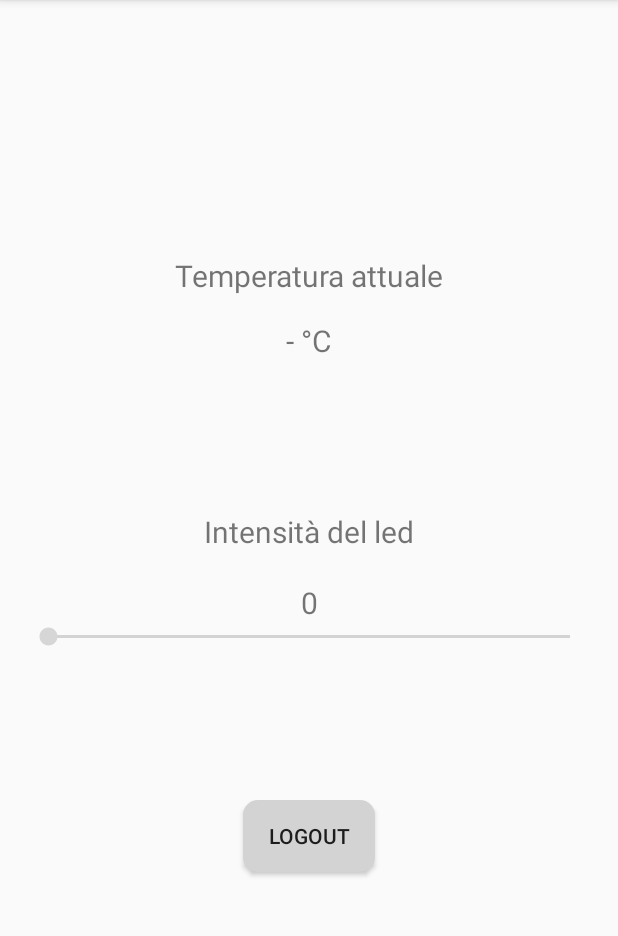
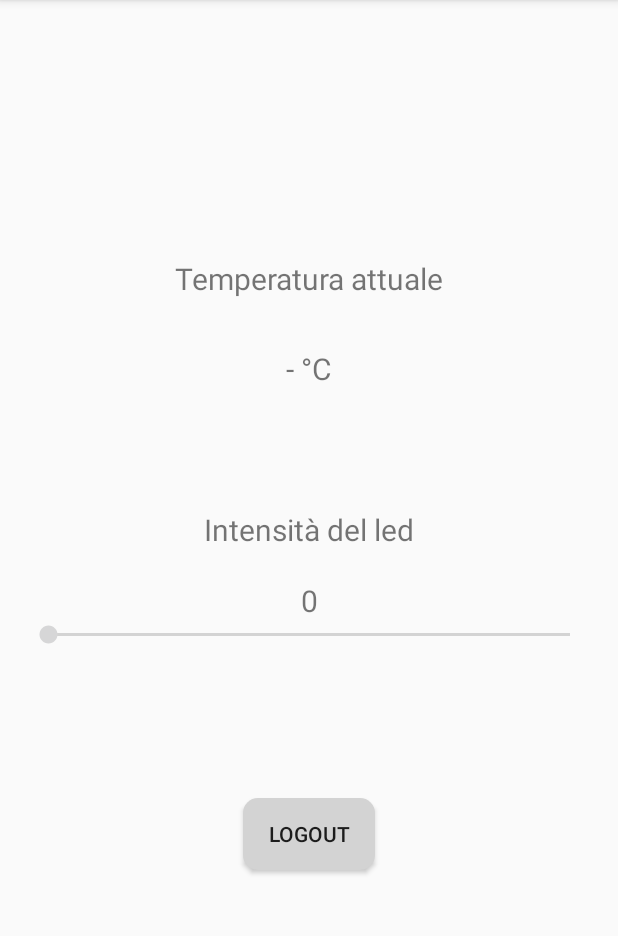
Before and after one commit to Pptr95/IoT-env, an Android app: the WorkingActivity screen opened directly, with no data from a screen before it, on a phone screen of 412 x 824 dp, the part 84-1020 px from its top. Run offline under Robolectric (Android 15) with nearby library versions, the phone set to English and light mode, and no system bars.

Commit message:
finish android app

```diff
--- a/src/android/SmartDoorApp/app/src/main/res/layout/activity_main.xml
+++ b/src/android/SmartDoorApp/app/src/main/res/layout/activity_main.xml
@@ -36,7 +36,9 @@
         android:id="@+id/listDiscoveredDevices"
         android:layout_width="match_parent"
         android:layout_height="160dp"
-        android:layout_marginBottom="16dp" />
+        android:layout_marginBottom="16dp"
+        android:divider="@null"
+        android:dividerHeight="0dp" />
 
     <Button
         android:id="@+id/scan_devices"
--- a/src/android/SmartDoorApp/app/src/main/res/layout/activity_working.xml
+++ b/src/android/SmartDoorApp/app/src/main/res/layout/activity_working.xml
@@ -17,17 +17,16 @@
         android:gravity="center"
         android:text="@string/temp"
         android:textAlignment="center"
-        android:layout_marginBottom="16dp"
         android:textSize="20sp"/>
 
     <TextView
         android:id="@+id/txtTemp"
         android:layout_width="match_parent"
-        android:layout_height="wrap_content"
-        android:gravity="center"
+        android:layout_height="60sp"
+        android:layout_marginBottom="80dp"
+        android:gravity="bottom"
         android:textAlignment="center"
-        android:layout_marginBottom="100dp"
-        android:textSize="20sp"/>
+        android:textSize="20sp" />
 
     <TextView
         android:layout_width="match_parent"
```
